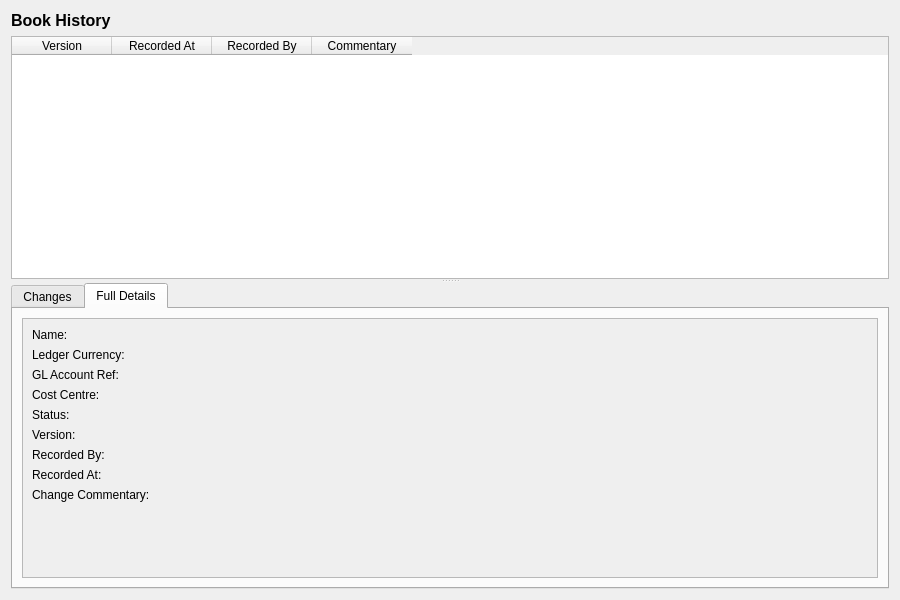
OreStudio/OreStudio, file projects/ores.qt/ui/BookHistoryDialog.ui: the form before one commit.
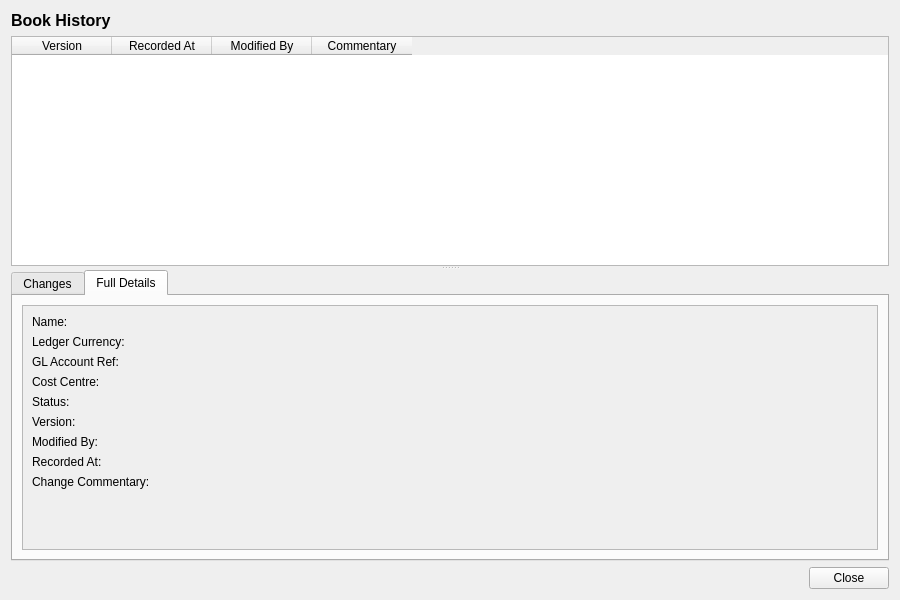
The form after the commit. The open tabs and pages were chosen to show the change.

Commit message: [qt] Remove toolbars from detail dialogs; add Close button throughout

The edit to the form file:
```diff
--- a/projects/ores.qt/ui/BookHistoryDialog.ui
+++ b/projects/ores.qt/ui/BookHistoryDialog.ui
@@ -63,7 +63,7 @@
       </column>
       <column>
        <property name="text">
-        <string>Recorded By</string>
+        <string>Modified By</string>
        </property>
       </column>
       <column>
@@ -236,7 +236,7 @@
                <item row="6" column="0">
                 <widget class="QLabel" name="recordedByLabel">
                  <property name="text">
-                  <string>Recorded By:</string>
+                  <string>Modified By:</string>
                  </property>
                 </widget>
                </item>
@@ -290,6 +290,27 @@
      </widget>
     </widget>
    </item>
+   <item>
+    <layout class="QHBoxLayout" name="buttonLayout">
+     <item>
+      <spacer name="horizontalSpacer">
+       <property name="orientation">
+        <enum>Qt::Horizontal</enum>
+       </property>
+       <property name="sizeHint" stdset="0">
+        <size><width>40</width><height>20</height></size>
+       </property>
+      </spacer>
+     </item>
+     <item>
+      <widget class="QPushButton" name="closeButton">
+       <property name="text">
+        <string>Close</string>
+       </property>
+      </widget>
+     </item>
+    </layout>
+   </item>
   </layout>
  </widget>
  <resources/>
```
Left out of the diff: 4 changed lines with no effect on the pictures. The commit also changes 201 other files.
